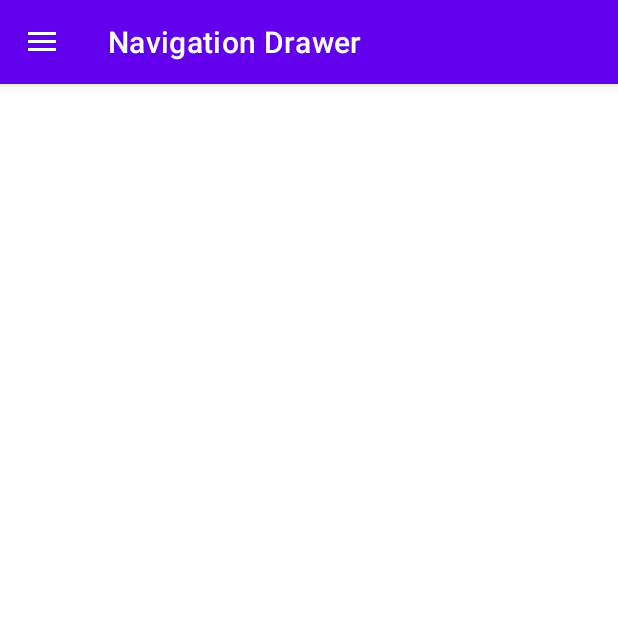
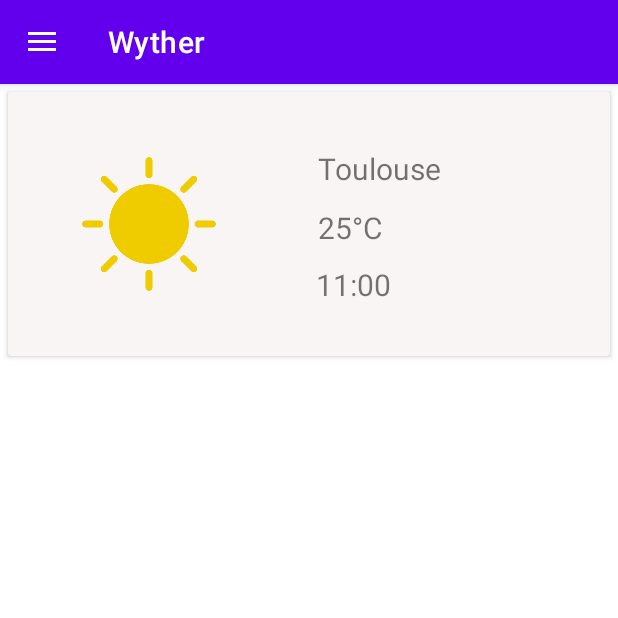
Before and after one commit to ClementAdd/Wyther, an Android app: the screen it shows after launch (MainActivity), on a phone screen of 412 x 824 dp, the top half of it. Run offline under Robolectric (Android 15) with nearby library versions, the phone set to English and light mode, and no system bars.

Commit message:
create cardview

```diff
--- a/app/build.gradle
+++ b/app/build.gradle
@@ -36,5 +36,6 @@ dependencies {
     testImplementation 'junit:junit:4.13.2'
     androidTestImplementation 'androidx.test.ext:junit:1.1.4'
     androidTestImplementation 'androidx.test.espresso:espresso-core:3.5.0'
+    implementation 'androidx.cardview:cardview:1.0.0'
     implementation 'com.google.android.material:material:1.8.0-beta01'
 }
--- a/app/src/main/java/com/example/wyther/MainActivity.java
+++ b/app/src/main/java/com/example/wyther/MainActivity.java
@@ -35,6 +35,7 @@ public class MainActivity extends AppCompatActivity {
         // to make the Navigation drawer icon always appear on the action bar
         getSupportActionBar().setDisplayHomeAsUpEnabled(true);
 
+        setContentView(R.layout.card_main);
     }
 
     final Context context = this;
--- /dev/null
+++ b/app/src/main/res/layout/card_main.xml
@@ -0,0 +1,71 @@
+<?xml version="1.0" encoding="utf-8"?>
+<androidx.cardview.widget.CardView
+    xmlns:android="http://schemas.android.com/apk/res/android"
+    xmlns:app="http://schemas.android.com/apk/res-auto"
+    xmlns:tools="http://schemas.android.com/tools"
+    android:layout_width="match_parent"
+    android:layout_height="wrap_content"
+    android:layout_marginLeft="5sp"
+    android:layout_marginTop="5sp"
+    android:layout_marginRight="5sp"
+    android:layout_marginBottom="5sp"
+    app:cardBackgroundColor="#FAF5F5">
+
+    <androidx.constraintlayout.widget.ConstraintLayout
+        android:layout_width="match_parent"
+        android:layout_height="176dp">
+
+        <ImageView
+            android:id="@+id/imageView"
+            android:layout_width="100dp"
+            android:layout_height="100dp"
+            android:layout_weight="1"
+            android:contentDescription="TODO"
+            android:src="@drawable/soleil"
+            app:layout_constraintBottom_toBottomOf="parent"
+            app:layout_constraintEnd_toEndOf="parent"
+            app:layout_constraintHorizontal_bias="0.145"
+            app:layout_constraintStart_toStartOf="parent"
+            app:layout_constraintTop_toTopOf="parent"
+            tools:ignore="ImageContrastCheck" />
+
+        <TextView
+            android:id="@+id/textCity"
+            android:layout_width="150dp"
+            android:layout_height="35dp"
+            android:text="@string/toulouse"
+            android:textSize="20sp"
+            app:layout_constraintBottom_toBottomOf="parent"
+            app:layout_constraintEnd_toEndOf="parent"
+            app:layout_constraintHorizontal_bias="0.822"
+            app:layout_constraintStart_toStartOf="parent"
+            app:layout_constraintTop_toTopOf="parent"
+            app:layout_constraintVertical_bias="0.267" />
+
+        <TextView
+            android:id="@+id/textTemp"
+            android:layout_width="106dp"
+            android:layout_height="23dp"
+            android:text="25°C"
+            android:textSize="20sp"
+            app:layout_constraintBottom_toBottomOf="parent"
+            app:layout_constraintEnd_toEndOf="parent"
+            app:layout_constraintHorizontal_bias="0.699"
+            app:layout_constraintStart_toStartOf="parent"
+            app:layout_constraintTop_toTopOf="parent"
+            app:layout_constraintVertical_bias="0.503" />
+
+        <TextView
+            android:id="@+id/textHour"
+            android:layout_width="106dp"
+            android:layout_height="23dp"
+            android:text="11:00"
+            android:textSize="20sp"
+            app:layout_constraintBottom_toBottomOf="parent"
+            app:layout_constraintEnd_toEndOf="parent"
+            app:layout_constraintHorizontal_bias="0.695"
+            app:layout_constraintStart_toStartOf="parent"
+            app:layout_constraintTop_toTopOf="parent"
+            app:layout_constraintVertical_bias="0.751" />
+    </androidx.constraintlayout.widget.ConstraintLayout>
+</androidx.cardview.widget.CardView>
--- a/app/src/main/res/values/strings.xml
+++ b/app/src/main/res/values/strings.xml
@@ -1,5 +1,8 @@
 <resources>
-    <string name="app_name">Navigation Drawer</string>
+    <string name="app_name">Wyther</string>
+    <string name="_25_c">25°C</string>
+    <string name="toulouse">Toulouse</string>
+    <string name="soleil_img">soleil img</string>
     <!-- to toggle the open close button of the navigation drawer -->
     <string name="nav_open">Open</string>
     <string name="nav_close">Close</string>
```
Also changed, not shown: app/src/main/res/drawable/soleil.png (added).
